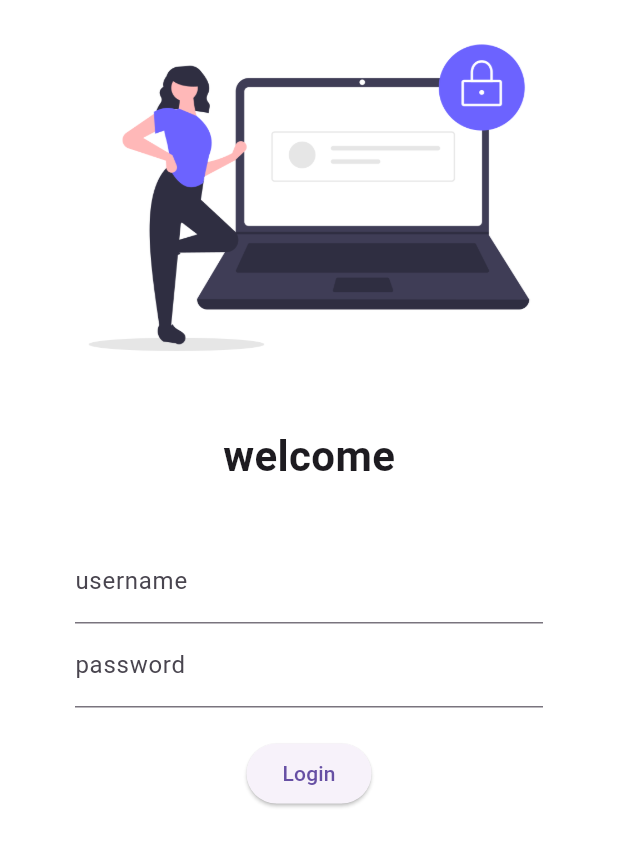
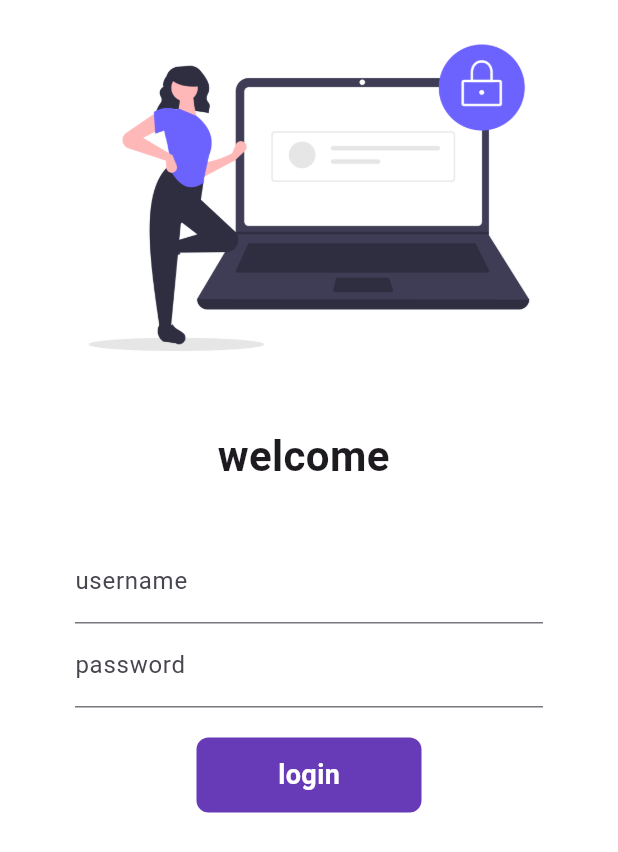
Before and after one commit to aaviiothic/flutter-application, a Flutter app: the screen it shows after launch, on a phone screen of 412 x 824 dp. Shown: the top 852 px of the screen. Run offline on Flutter 3.47's test engine with Material 3 defaults, Android fonts, the phone set to English and light mode, and no system bars.

Commit message:
day 6 completed

```diff
--- a/lib/pages/login_page.dart
+++ b/lib/pages/login_page.dart
@@ -1,9 +1,16 @@
 import 'package:flutter/material.dart';
 import 'package:flutter_application_1project/utils/routes.dart';
 
-class LoginPage extends StatelessWidget {
+class LoginPage extends StatefulWidget {
   const LoginPage({super.key});
 
+  @override
+  State<LoginPage> createState() => _LoginPageState();
+}
+
+class _LoginPageState extends State<LoginPage> {
+  String name = "";
+  bool changeButton = false;
   @override
   Widget build(BuildContext context) {
     return Material(
@@ -19,7 +26,7 @@
               height: 20,
             ),
             Text(
-              "welcome",
+              "welcome $name",
               style: TextStyle(
                 fontSize: 28,
                 fontWeight: FontWeight.bold,
@@ -38,6 +45,10 @@
                       hintText: "enter UserName",
                       labelText: "username",
                     ),
+                    onChanged: (value) {
+                      name = value;
+                      setState(() {});
+                    },
                   ),
                   TextFormField(
                     obscureText: true,
@@ -49,13 +60,40 @@
                   SizedBox(
                     height: 20.0,
                   ),
-                  ElevatedButton(
-                    child: Text("Login"),
-                    style: TextButton.styleFrom(maximumSize: Size(140, 60)),
-                    onPressed: () {
+                  InkWell(
+                    onTap: () async {
+                      setState(() {
+                        changeButton = true;
+                      });
+
+await Future.delayed(Duration(seconds: 1));
                       Navigator.pushNamed(context, MyRoutes.homeRoute);
                     },
-                  )
+                    child: AnimatedContainer(
+                      duration: Duration(seconds: 1),
+                      width: changeButton ? 50 : 150,
+                      height: 50,
+                      alignment: Alignment.center,
+                      child: changeButton ? Icon(Icons.done, color: Colors.white) : Text(
+                        "login",
+                        style: TextStyle(
+                            color: Colors.white,
+                            fontWeight: FontWeight.bold,
+                            fontSize: 18),
+                      ),
+                      decoration: BoxDecoration(
+                          color: Colors.deepPurple,
+                          borderRadius: BorderRadius.circular(changeButton ? 50 : 8),
+                          ),
+                    ),
+                  ),
+                  // ElevatedButton(
+                  //   child: Text("Login"),
+                  //   style: TextButton.styleFrom(maximumSize: Size(140, 60)),
+                  //   onPressed: () {
+                  //     Navigator.pushNamed(context, MyRoutes.homeRoute);
+                  //   },
+                  // )
                 ],
               ),
             )
```
